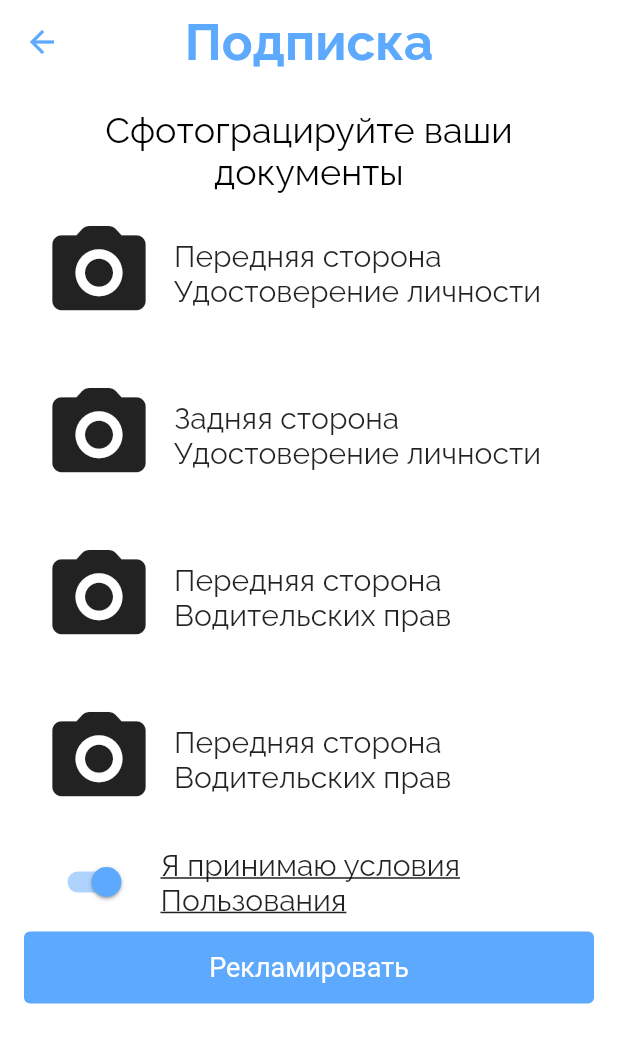
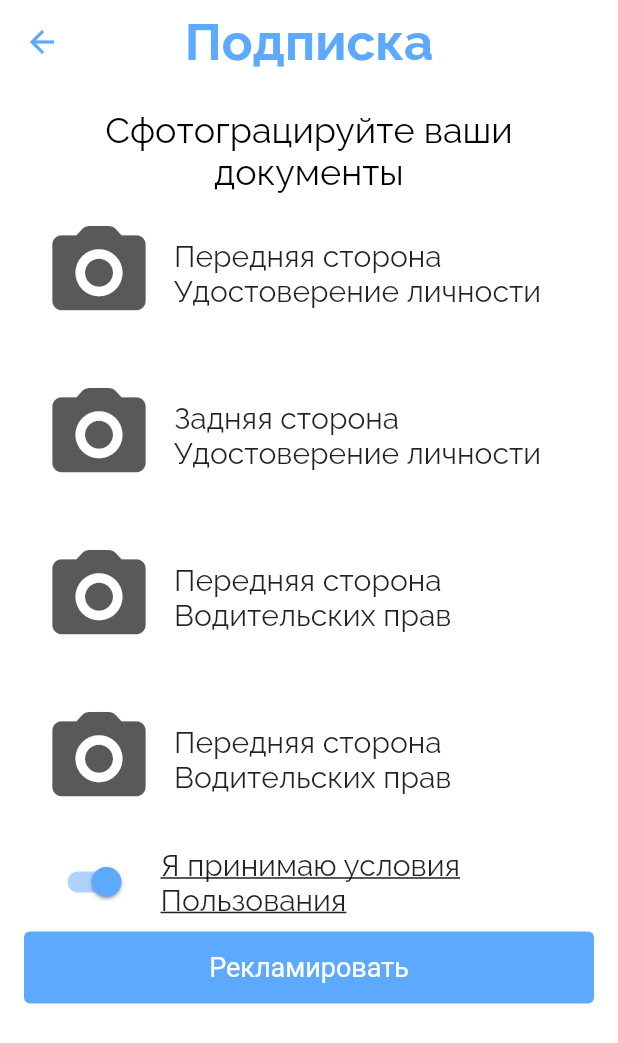
Before and after one commit to AzirisDev/qapta, a Flutter app: the SubscribeScreen screen opened directly with empty values, on a phone screen of 412 x 824 dp. Shown: the top 1043 px of the screen. Run offline on Flutter 3.47's test engine with Material 2 defaults, Android fonts, the phone set to English and light mode, and no system bars; our stand-ins replace cloud_firestore, dio, firebase_auth, firebase_core, flutter_credit_card, flutter_svg and 7 more; missing offline and left inert: flutter_polyline_points; accounts and stored records are empty.

Commit message:
Показать попап, проверить отправку на заднем плане, брать доки с бека

```diff
--- a/lib/data/shared_preferences.dart
+++ b/lib/data/shared_preferences.dart
@@ -28,7 +28,7 @@ class SharedPreferencesRepository {
   UserData getUserData() {
     String json = _prefs.getString(_USER_DATA) ?? "";
     if (json.isEmpty) {
-      return UserData(uid: "", city: "", username: "", phoneNumber: "", email: "", documents: [], avatarUrl: "");
+      return UserData(uid: "", city: "", username: "", phoneNumber: "", documents: [], avatarUrl: "");
     } else {
       return UserData.fromJson(jsonDecode(json));
     }
--- a/lib/model/user.dart
+++ b/lib/model/user.dart
@@ -3,7 +3,6 @@ class UserData {
   String city;
   String username;
   String phoneNumber;
-  String email;
   String avatarUrl;
   List<String> documents;
 
@@ -12,7 +11,6 @@ class UserData {
     required this.city,
     required this.username,
     required this.phoneNumber,
-    required this.email,
     required this.documents,
     required this.avatarUrl,
   });
@@ -23,7 +21,6 @@ class UserData {
           city: json['city'] as String,
           username: json['username'] as String,
           phoneNumber: json['phoneNumber'] as String,
-          email: json['email'] as String,
           avatarUrl: json['avatarUrl'] as String,
           documents: List<String>.from(json['documents'] as List<dynamic>),
         );
@@ -34,7 +31,6 @@ class UserData {
       'city': city,
       'username': username,
       'phoneNumber': phoneNumber,
-      'email': email,
       'avatarUrl': avatarUrl,
       'documents': documents,
     };
--- a/lib/presentation/components/custom_button.dart
+++ b/lib/presentation/components/custom_button.dart
@@ -21,7 +21,9 @@ class CustomButton extends StatelessWidget {
 
   @override
   Widget build(BuildContext context) {
-    return Padding(
+    return GestureDetector(
+      onTap: onClick,
+      child: Padding(
         padding: const EdgeInsets.only(top: 5, bottom: 5),
         child: Container(
           height: 48,
@@ -29,8 +31,6 @@ class CustomButton extends StatelessWidget {
             color: backgroundColor,
             borderRadius: BorderRadius.circular(4),
           ),
-        child: GestureDetector(
-          onTap: onClick,
           child: Row(
             mainAxisAlignment: MainAxisAlignment.center,
             children: [
--- a/lib/presentation/helpers/photo_uploader.dart
+++ b/lib/presentation/helpers/photo_uploader.dart
@@ -12,7 +12,7 @@ class PhotoUploader {
 
   PhotoUploader({required this.userScopeData});
 
-  Future<List<String>> uploadImageFile(List<File> _images) async {
+  Future<void> uploadImageFile(List<File> _images) async {
     Dio dio = Dio();
     ImgbbResponseModel imgbbResponse;
     List<String> documentsUrl = [];
@@ -36,6 +36,5 @@ class PhotoUploader {
       }
     }
     FireStoreInstance().uploadDocumentsURL(userScopeData.userData.uid, documentsUrl);
-    return documentsUrl;
   }
 }
--- a/lib/presentation/screens/change_profile_screen/change_profile_presenter.dart
+++ b/lib/presentation/screens/change_profile_screen/change_profile_presenter.dart
@@ -10,21 +10,19 @@ class ChangeProfilePresenter extends BasePresenter<ChangeProfileViewModel> {
   ChangeProfilePresenter(ChangeProfileViewModel model) : super(model);
 
   TextEditingController nameController = TextEditingController();
-  TextEditingController emailController = TextEditingController();
 
   @override
   void onInitWithContext() async {
     UserData? userData = await FireStoreInstance().fetchUserData(userScope.userData.uid);
     if (userData != null) {
       nameController.text = userData.username;
-      emailController.text = userData.email;
     }
     updateView();
     super.onInitWithContext();
   }
 
   void changeProfileName() async {
-    FireStoreInstance().updateUserData(userScope.userData.uid, nameController.text, emailController.text);
+    FireStoreInstance().updateUserData(userScope.userData.uid, nameController.text);
     UserData? userData = await FireStoreInstance().fetchUserData(userScope.userData.uid);
     if (userData != null) {
       userScope.userData = userData;
--- a/lib/presentation/screens/registration_screen/registration_presenter.dart
+++ b/lib/presentation/screens/registration_screen/registration_presenter.dart
@@ -10,7 +10,6 @@ class RegistrationPresenter extends BasePresenter<RegistrationViewModel> {
   RegistrationPresenter(RegistrationViewModel model) : super(model);
 
   TextEditingController fullNameController = TextEditingController();
-  TextEditingController emailNameController = TextEditingController();
 
   late final String phoneNumber;
   late final String uid;
@@ -42,7 +41,6 @@ class RegistrationPresenter extends BasePresenter<RegistrationViewModel> {
       city: selectedCity,
       username: fullNameController.text,
       phoneNumber: phoneNumber,
-      email: emailNameController.text,
       //TODO: add opportunity to add avatar from camera and gallery
       avatarUrl: "",
       documents: [],
--- a/lib/presentation/screens/subscribe_screen/subscribe_screen.dart
+++ b/lib/presentation/screens/subscribe_screen/subscribe_screen.dart
@@ -14,6 +14,7 @@ import 'package:image_picker/image_picker.dart';
 class SubscribeScreen extends StatefulWidget {
   final Company company;
   final int index;
+
   const SubscribeScreen({Key? key, required this.company, required this.index}) : super(key: key);
 
   @override
@@ -37,7 +38,9 @@ class _SubscribeScreenState extends State<SubscribeScreen> {
         builder: (context, snapshot) {
           return GeneralScaffold(
             appBar: customAppBar(title: "Подписка"),
-            child: Padding(
+            child: Stack(
+              children: [
+                Padding(
                   padding: const EdgeInsets.all(16),
                   child: Column(
                     crossAxisAlignment: CrossAxisAlignment.center,
@@ -55,12 +58,14 @@ class _SubscribeScreenState extends State<SubscribeScreen> {
                           ),
                         ),
                       ),
-                  photoCard(_presenter.model.idFront, "Передняя сторона Удостоверение личности", 0),
-                  photoCard(_presenter.model.idBack, "Задняя сторона Удостоверение личности", 1),
                       photoCard(
-                      _presenter.model.driverLicenceFront, "Передняя сторона Водительских прав", 2),
+                          _presenter.model.idFront, "Передняя сторона Удостоверение личности", 0),
                       photoCard(
-                      _presenter.model.driverLicenceBack, "Передняя сторона Водительских прав", 3),
+                          _presenter.model.idBack, "Задняя сторона Удостоверение личности", 1),
+                      photoCard(_presenter.model.driverLicenceFront,
+                          "Передняя сторона Водительских прав", 2),
+                      photoCard(_presenter.model.driverLicenceBack,
+                          "Передняя сторона Водительских прав", 3),
                       SwitchListTile(
                         title: GestureDetector(
                           onTap: _presenter.openContract,
@@ -81,7 +86,7 @@ class _SubscribeScreenState extends State<SubscribeScreen> {
                         onChanged: _presenter.onChanged,
                       ),
                       CustomButton(
-                    showLoading: _presenter.model.isLoading,
+                        showLoading: false,
                         title: _presenter.notComplete ? "Заполните форму" : "Рекламировать",
                         onClick: _presenter.submit,
                         backgroundColor: _presenter.notComplete
@@ -93,6 +98,22 @@ class _SubscribeScreenState extends State<SubscribeScreen> {
                       ),
                     ],
                   ),
+                ),
+                if (_presenter.model.isLoading)
+                  Container(
+                    color: AppColors.MONO_GREY.withOpacity(0.5),
+                    child: const Center(
+                      child: SizedBox(
+                        width: 75,
+                        height: 75,
+                        child: CircularProgressIndicator(
+                          strokeWidth: 2,
+                          color: AppColors.PRIMARY_BLUE,
+                        ),
+                      ),
+                    ),
+                  )
+              ],
             ),
             backgroundColor: AppColors.MONO_WHITE,
           );
@@ -112,9 +133,14 @@ class _SubscribeScreenState extends State<SubscribeScreen> {
               width: 100,
               height: 100,
               child: photo != null
-                  ? Image.file(File(photo.path))
-                  : const Icon(
+                  ? const Icon(
+                      Icons.check_box,
+                      color: AppColors.PRIMARY_BLUE,
+                      size: 75,
+                    )
+                  : Icon(
                       Icons.camera_alt_rounded,
+                      color: AppColors.MONO_BLACK.withOpacity(0.65),
                       size: 75,
                     ),
             ),
```
Also changed, not shown: lib/data/firestore.dart (+14 -2 lines), lib/presentation/screens/change_profile_screen/change_profile_screen.dart (+0 -11 lines), lib/presentation/screens/registration_screen/registration_screen.dart (+0 -11 lines), lib/presentation/screens/subscribe_screen/subscribe_presenter.dart (+28 -32 lines). Lines whose indentation alone changed are shown as unchanged.
